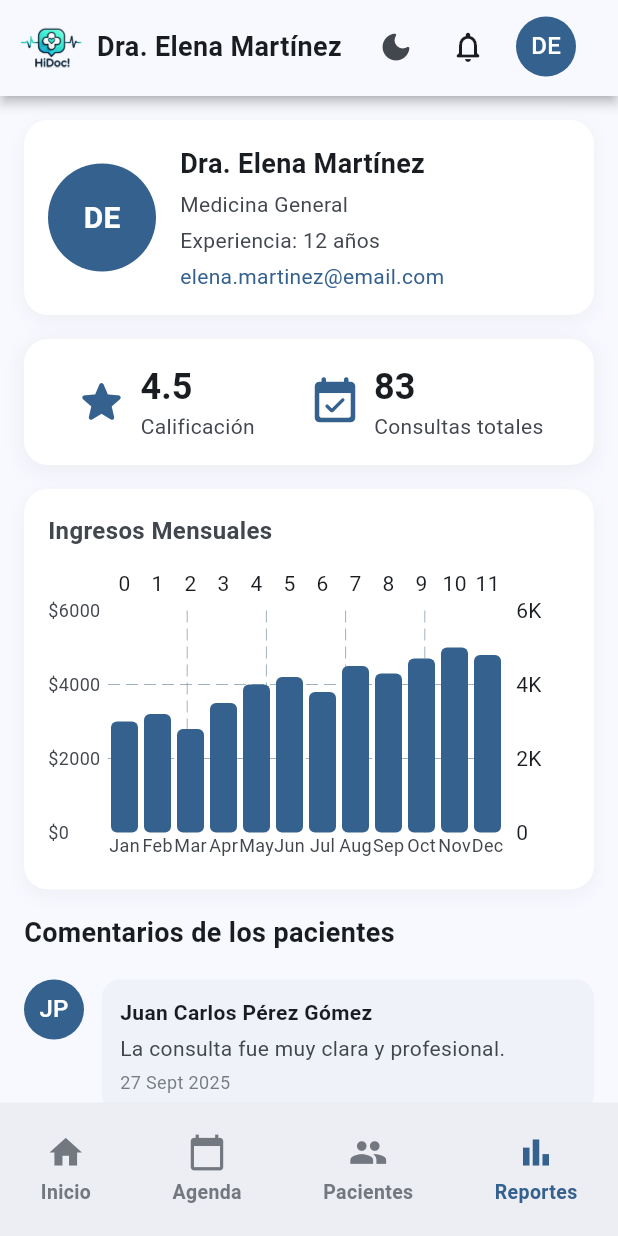
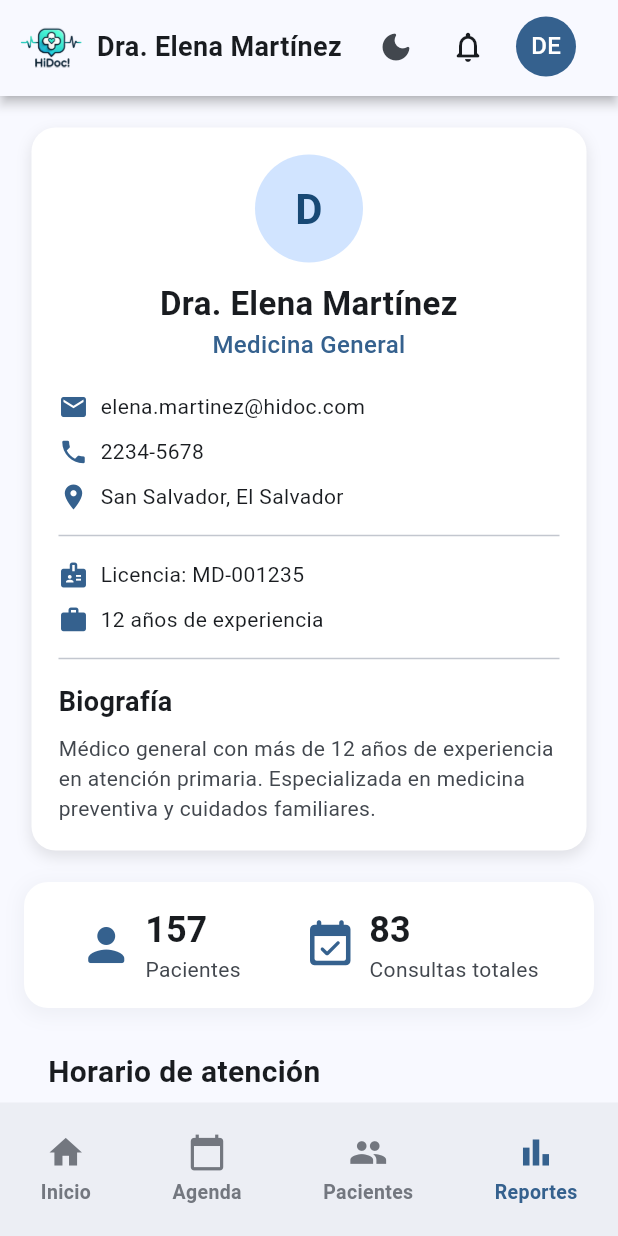
Before and after one commit to ValeriaCastro04/proyecto_hidoc, a Flutter app: the ReportesScreen screen opened by its route, on a phone screen of 412 x 824 dp. Run offline on Flutter 3.47's test engine with Material 3 defaults, Android fonts, the light colour scheme and no system bars; drawn by our look-alikes of fl_chart; our stand-ins replace flutter_riverpod, go_router.

Commit message:
Pantalla de reportes

```diff
--- a/lib/features/doctor/screen/agenda_screen.dart
+++ b/lib/features/doctor/screen/agenda_screen.dart
@@ -5,6 +5,7 @@ import 'package:proyecto_hidoc/common/shared_widgets/footer_group.dart';
 import 'package:proyecto_hidoc/common/shared_widgets/header_bar.dart';
 import 'package:proyecto_hidoc/features/doctor/widgets/list/patients.dart';
 import 'package:proyecto_hidoc/common/shared_widgets/theme_toggle_button.dart';
+import 'package:proyecto_hidoc/features/doctor/widgets/list/doctor.dart';
 
 class AgendaScreen extends StatefulWidget {
   static const String name = 'agenda_screen';
@@ -99,11 +100,12 @@ class _AgendaScreenState extends State<AgendaScreen> {
   Widget build(BuildContext context) {
     final colors = Theme.of(context).colorScheme;
     final appointments = _getAppointmentsForDay(_selectedDay);
-    final String name = 'Dra. Elena Martínez';
+    final doctor = Doctor;
+    final String doctorName = doctor[0]['name'];
     return Scaffold(
       appBar: HeaderBar.brand(
         logoAsset: 'assets/brand/hidoc_logo.png',
-        title: name,
+        title: doctorName,
         actions: [
           ThemeToggleButton(),
           IconButton(
@@ -118,7 +120,7 @@ class _AgendaScreenState extends State<AgendaScreen> {
             backgroundColor: colors.primary,
             foregroundColor: colors.onPrimary,
             child: Text(
-              name.split(' ').map((e) => e[0]).take(2).join(),
+              doctorName.split(' ').map((e) => e[0]).take(2).join(),
             ),
           ),
           const SizedBox(width: 16),
--- a/lib/features/doctor/screen/homedoctor_screen.dart
+++ b/lib/features/doctor/screen/homedoctor_screen.dart
@@ -10,6 +10,7 @@ import 'package:proyecto_hidoc/common/shared_widgets/recent_activity.dart';
 import 'package:proyecto_hidoc/features/doctor/widgets/list/activities.dart';
 import 'package:proyecto_hidoc/features/doctor/widgets/list/summary_card_list.dart';
 import 'package:proyecto_hidoc/common/shared_widgets/theme_toggle_button.dart';
+import 'package:proyecto_hidoc/features/doctor/widgets/list/doctor.dart';
 
 class HomeDoctorScreen extends StatelessWidget {
   static const String name = 'homedoctor_screen';
@@ -18,11 +19,13 @@ class HomeDoctorScreen extends StatelessWidget {
   @override
   Widget build(BuildContext context) {
     final colors = Theme.of(context).colorScheme;
-    const String name = 'Dra. Elena Martínez';
+    final doctor = Doctor;
+    final String doctorName = doctor[0]['name'];
+
     return Scaffold(
       appBar: HeaderBar.brand(
         logoAsset: 'assets/brand/hidoc_logo.png',
-        title: name,
+        title: doctor[0]['name'],
         actions: [
           ThemeToggleButton(),
           IconButton(
@@ -34,7 +37,7 @@ class HomeDoctorScreen extends StatelessWidget {
             backgroundColor: colors.primary,
             foregroundColor: colors.onPrimary,
             child: Text(
-              name.split(' ').map((e) => e[0]).take(2).join(),
+              doctorName.split(' ').map((e) => e[0]).take(2).join(),
             ),
           ),
           const SizedBox(width: 16),
--- a/lib/features/doctor/screen/pacientes_screen.dart
+++ b/lib/features/doctor/screen/pacientes_screen.dart
@@ -6,6 +6,7 @@ import 'package:proyecto_hidoc/features/doctor/widgets/list/footer_doctor.dart';
 import 'package:proyecto_hidoc/features/doctor/widgets/list/patients.dart';
 import 'patient_history_screen.dart';
 import 'package:proyecto_hidoc/common/shared_widgets/theme_toggle_button.dart';
+import 'package:proyecto_hidoc/features/doctor/widgets/list/doctor.dart';
 
 class PacientesScreen extends StatefulWidget {
   static const String name = 'pacientes_screen';
@@ -49,11 +50,12 @@ class _PacientesScreenState extends State<PacientesScreen> {
   @override
   Widget build(BuildContext context) {
     final colors = Theme.of(context).colorScheme;
-    const String name = 'Dra. Elena Martínez';
+    final doctor = Doctor;
+    final String doctorName = doctor[0]['name'];
     return Scaffold(
       appBar: HeaderBar.brand(
         logoAsset: 'assets/brand/hidoc_logo.png',
-        title: name,
+        title: doctor[0]['name'],
         actions: [
           ThemeToggleButton(),
           IconButton(
@@ -66,7 +68,7 @@ class _PacientesScreenState extends State<PacientesScreen> {
             backgroundColor: colors.primary,
             foregroundColor: colors.onPrimary,
             child: Text(
-              name.split(' ').map((e) => e[0]).take(2).join(),
+              doctorName.split(' ').map((e) => e[0]).take(2).join(),
             ),
           ),
           const SizedBox(width: 16),
--- a/lib/features/doctor/screen/reportes_screen.dart
+++ b/lib/features/doctor/screen/reportes_screen.dart
@@ -5,9 +5,12 @@ import 'package:proyecto_hidoc/common/shared_widgets/header_bar.dart';
 import 'package:proyecto_hidoc/features/doctor/widgets/summary_card.dart';
 import 'package:proyecto_hidoc/features/doctor/widgets/list/summary_card_list.dart';
 import 'package:proyecto_hidoc/features/doctor/widgets/patient_comment.dart';
-import 'package:proyecto_hidoc/features/doctor/widgets/info_card.dart';
 import 'package:proyecto_hidoc/features/doctor/widgets/montly_income_card.dart';
 import 'package:proyecto_hidoc/common/shared_widgets/theme_toggle_button.dart';
+import 'package:proyecto_hidoc/features/doctor/widgets/list/doctor.dart';
+import 'package:proyecto_hidoc/features/doctor/widgets/doctor_infor.dart';
+import 'package:proyecto_hidoc/features/doctor/widgets/doctor_schedule.dart';
+import 'package:proyecto_hidoc/features/doctor/widgets/doctor_studies.dart';
 
 class ReportesScreen extends StatelessWidget {
   static const String name = 'reportes_screen';
@@ -16,15 +19,20 @@ class ReportesScreen extends StatelessWidget {
   @override
   Widget build(BuildContext context) {
     final colors = Theme.of(context).colorScheme;
+    final doctor = Doctor[0]; // Tomamos el primer doctor
+    final profileTabs = doctor['profile_tabs'];
+    final String doctorName = doctor['name'];
+
+    // Ingresos simulados
     final List<double> ingresos = [
       3000, 3200, 2800, 3500, 4000, 4200,
       3800, 4500, 4300, 4700, 5000, 4800,
     ];
-    const String name = 'Dra. Elena Martínez';
+
     return Scaffold(
       appBar: HeaderBar.brand(
         logoAsset: 'assets/brand/hidoc_logo.png',
-        title: name,
+        title: doctorName,
         actions: [
           ThemeToggleButton(),
           IconButton(
@@ -39,7 +47,7 @@ class ReportesScreen extends StatelessWidget {
             backgroundColor: colors.primary,
             foregroundColor: colors.onPrimary,
             child: Text(
-              name.split(' ').map((e) => e[0]).take(2).join(),
+              doctorName.split(' ').map((e) => e[0]).take(2).join(),
             ),
           ),
           const SizedBox(width: 16),
@@ -50,22 +58,33 @@ class ReportesScreen extends StatelessWidget {
           padding: const EdgeInsets.all(16),
           child: Column(
             children: [
-              // Información del doctor
-              DoctorInfoCard(
-                name: 'Dra. Elena Martínez',
-                specialty: 'Medicina General',
-                yearsExperience: 12,
-                email: 'elena.martinez@email.com',
-              ),
+              // Información del doctor desde la lista
+              InfoTab(doctor: doctor),
               const SizedBox(height: 16),
+
+              // Resumen de reportes
               DoctorSummaryCard(items: reportSummaryItems),
               const SizedBox(height: 16),
 
+              // Horario del doctor
+              ScheduleTab(schedule: profileTabs['schedule']),
+              const SizedBox(height: 16),
+
+              // Diplomas del doctor
+              DiplomasTab(diplomas: profileTabs['diplomas']),
+              const SizedBox(height: 16),
+
+              // Comentarios de pacientes dinámicos
+              PatientCommentsCard(
+                title: "Reseñas de Pacientes",
+                comments: profileTabs['reviews'],
+              ),
+              const SizedBox(height: 16),
+
+              // Gráfica de ingresos
               MonthlyIncomeChart(monthlyIncome: ingresos),
               const SizedBox(height: 16),
 
-              // Comentarios de pacientes
-              PatientCommentsCard(),
             ],
           ),
         ),
--- /dev/null
+++ b/lib/features/doctor/widgets/doctor_infor.dart
@@ -0,0 +1,125 @@
+import 'package:flutter/material.dart';
+
+class InfoTab extends StatelessWidget {
+  final Map<String, dynamic> doctor;
+
+  const InfoTab({super.key, required this.doctor});
+
+  @override
+  Widget build(BuildContext context) {
+    final colors = Theme.of(context).colorScheme;
+
+    return Container(
+      margin: const EdgeInsets.all(5),
+      padding: const EdgeInsets.all(18),
+      decoration: BoxDecoration(
+        color: colors.onPrimary,
+        borderRadius: BorderRadius.circular(16),
+        boxShadow: [
+          BoxShadow(
+            color: colors.shadow.withOpacity(0.1),
+            blurRadius: 8,
+            offset: const Offset(0, 4),
+          ),
+        ],
+      ),
+      child: Column(
+        crossAxisAlignment: CrossAxisAlignment.center,
+        children: [
+          // Avatar con iniciales
+          CircleAvatar(
+            radius: 36,
+            backgroundColor: colors.primaryContainer,
+            child: Text(
+              (doctor['name'] ?? 'Dr')[0], // Primera letra del nombre
+              style: TextStyle(
+                fontSize: 28,
+                fontWeight: FontWeight.bold,
+                color: colors.onPrimaryContainer,
+              ),
+            ),
+          ),
+          const SizedBox(height: 12),
+
+          // Nombre
+          Text(
+            doctor['name'] ?? '',
+            textAlign: TextAlign.center,
+            style: TextStyle(
+              fontSize: 22,
+              fontWeight: FontWeight.bold,
+              color: colors.onSurface,
+            ),
+          ),
+
+          // Especialidad
+          Text(
+            doctor['specialty'] ?? '',
+            textAlign: TextAlign.center,
+            style: TextStyle(
+              fontSize: 16,
+              color: colors.primary,
+              fontWeight: FontWeight.w500,
+            ),
+          ),
+          const SizedBox(height: 20),
+
+          // Contacto
+          _buildInfoRow(Icons.email, doctor['email'] ?? '', colors),
+          const SizedBox(height: 10),
+          _buildInfoRow(Icons.phone, doctor['phone'] ?? '', colors),
+          const SizedBox(height: 10),
+          _buildInfoRow(Icons.location_on, doctor['location'] ?? '', colors),
+          const Divider(height: 32),
+
+          // Licencia y experiencia
+          _buildInfoRow(Icons.badge, "Licencia: ${doctor['license'] ?? ''}", colors),
+          const SizedBox(height: 10),
+          _buildInfoRow(Icons.work, "${doctor['years_experience'] ?? 0} años de experiencia", colors),
+          const Divider(height: 32),
+
+          // Biografía
+          Align(
+            alignment: Alignment.centerLeft,
+            child: Text(
+              "Biografía",
+              style: TextStyle(
+                fontSize: 18,
+                fontWeight: FontWeight.bold,
+                color: colors.onSurface,
+              ),
+            ),
+          ),
+          const SizedBox(height: 8),
+          Text(
+            doctor['biography'] ?? '',
+            style: TextStyle(
+              fontSize: 14,
+              color: colors.onSurfaceVariant,
+              height: 1.4,
+            ),
+          ),
+        ],
+      ),
+    );
+  }
+
+  /// Helper para filas de información con ícono
+  Widget _buildInfoRow(IconData icon, String text, ColorScheme colors) {
+    return Row(
+      children: [
+        Icon(icon, size: 20, color: colors.primary),
+        const SizedBox(width: 8),
+        Expanded(
+          child: Text(
+            text,
+            style: TextStyle(
+              fontSize: 14,
+              color: colors.onSurface,
+            ),
+          ),
+        ),
+      ],
+    );
+  }
+}
--- /dev/null
+++ b/lib/features/doctor/widgets/doctor_schedule.dart
@@ -0,0 +1,86 @@
+import 'package:flutter/material.dart';
+
+class ScheduleTab extends StatelessWidget {
+  final Map<String, dynamic> schedule;
+
+  const ScheduleTab({super.key, required this.schedule});
+
+  @override
+  Widget build(BuildContext context) {
+    final colors = Theme.of(context).colorScheme;
+
+    if (schedule.isEmpty) {
+      return Center(
+        child: Text(
+          "No hay horario definido",
+          style: TextStyle(color: colors.onSurfaceVariant),
+        ),
+      );
+    }
+
+    return Column(
+      crossAxisAlignment: CrossAxisAlignment.start,
+      children: [
+        Padding(
+          padding: const EdgeInsets.symmetric(horizontal: 16, vertical: 12),
+          child: Text(
+            "Horario de atención",
+            style: TextStyle(
+              fontSize: 20,
+              fontWeight: FontWeight.bold,
+            ),
+          ),
+        ),
+
+        ListView.separated(
+          shrinkWrap: true,
+          physics: const NeverScrollableScrollPhysics(), // 🔑 evita conflicto
+          padding: const EdgeInsets.symmetric(horizontal: 16),
+          itemCount: schedule.length,
+          separatorBuilder: (_, __) => const SizedBox(height: 8),
+          itemBuilder: (context, index) {
+            final entry = schedule.entries.elementAt(index);
+            final day = entry.key[0].toUpperCase() + entry.key.substring(1);
+            final hours = entry.value;
+
+            return Container(
+              padding: const EdgeInsets.symmetric(horizontal: 16, vertical: 12),
+
+              child: Row(
+                children: [
+                  Expanded(
+                    flex: 2,
+                    child: Text(
+                      day,
+                      style: TextStyle(
+                        fontSize: 16,
+                        fontWeight: FontWeight.bold,
+                        color: colors.primary,
+                      ),
+                    ),
+                  ),
+                  Expanded(
+                    flex: 3,
+                    child: Row(
+                      children: [
+                        const Icon(Icons.access_time, size: 18),
+                        const SizedBox(width: 6),
+                        Text(
+                          hours,
+                          style: TextStyle(
+                            fontSize: 14,
+                            color: colors.onSurface,
+                          ),
+                        ),
+                      ],
+                    ),
+                  ),
+                ],
+              ),
+            );
+          },
+        ),
+      ],
+    );
+  }
+}
--- /dev/null
+++ b/lib/features/doctor/widgets/doctor_studies.dart
@@ -0,0 +1,39 @@
+import 'package:flutter/material.dart';
+
+class DiplomasTab extends StatelessWidget {
+  final List<dynamic> diplomas;
+
+  const DiplomasTab({super.key, required this.diplomas});
+
+  @override
+  Widget build(BuildContext context) {
+    final colors = Theme.of(context).colorScheme;
+
+    if (diplomas.isEmpty) {
+      return Center(
+        child: Text(
+          "No hay diplomas registrados",
+          style: TextStyle(color: colors.onSurfaceVariant),
+        ),
+      );
+    }
+
+    return Column(
+      crossAxisAlignment: CrossAxisAlignment.start,
+      children: [
+        const Text(
+          "Diplomas",
+          style: TextStyle(fontSize: 18, fontWeight: FontWeight.bold),
+        ),
+        const SizedBox(height: 12),
+        ...diplomas.map((diploma) {
+          return ListTile(
+            leading: const Icon(Icons.school, color: Colors.blue),
+            title: Text(diploma['title']),
+            subtitle: Text("${diploma['institution']}, ${diploma['year']}"),
+          );
+        }).toList(),
+      ],
+    );
+  }
+}
--- /dev/null
+++ b/lib/features/doctor/widgets/list/doctor.dart
@@ -0,0 +1,39 @@
+import 'package:proyecto_hidoc/features/doctor/widgets/list/patients_comments.dart';
+
+final List<Map<String, dynamic>> Doctor = [
+  {
+    "doctor_id": "DR-001235",
+    "name": "Dra. Elena Martínez",
+    "specialty": "Medicina General",
+    "email": "elena.martinez@hidoc.com",
+    "phone": "2234-5678",
+    "location": "San Salvador, El Salvador",
+    "biography": "Médico general con más de 12 años de experiencia en atención primaria. Especializada en medicina preventiva y cuidados familiares.",
+    "years_experience": 12,
+    "license": "MD-001235",
+    "profile_tabs": {
+      "diplomas": [
+        {
+          "title": "Especialidad en Medicina Familiar",
+          "institution": "Universidad Nacional de El Salvador",
+          "year": 2015
+        },
+        {
+          "title": "Certificación en Soporte Vital Avanzado",
+          "institution": "Asociación Médica Salvadoreña",
+          "year": 2020
+        }
+      ],
+      "reviews": patientComments,
+      "schedule": {
+        "monday": "8:00 AM - 12:00 PM \n2:00 PM - 5:00 PM",
+        "tuesday": "8:00 AM - 12:00 PM",
+        "wednesday": "8:00 AM - 12:00 PM \n2:00 PM - 5:00 PM",
+        "thursday": "8:00 AM - 12:00 PM",
+        "friday": "8:00 AM - 12:00 PM \n2:00 PM - 4:00 PM",
+        "saturday": "Cerrado",
+        "sunday": "Cerrado"
+      }
+    }
+  },
+];
--- a/lib/features/doctor/widgets/list/summary_card_list.dart
+++ b/lib/features/doctor/widgets/list/summary_card_list.dart
@@ -16,9 +16,9 @@ final List<SummaryItem> summaryItems = [
 
 final List<SummaryItem> reportSummaryItems = [
   SummaryItem(
-    icon: Icons.star_rounded,
-    label: 'Calificación',
-    value: '4.5',
+    icon: Icons.person_rounded,
+    label: 'Pacientes',
+    value: '157',
   ),
   SummaryItem(
     icon: Icons.event_available_rounded,
--- a/lib/features/doctor/widgets/patient_comment.dart
+++ b/lib/features/doctor/widgets/patient_comment.dart
@@ -1,18 +1,28 @@
 import 'package:flutter/material.dart';
 import 'package:proyecto_hidoc/features/doctor/widgets/list/patients.dart';
-import 'package:proyecto_hidoc/features/doctor/widgets/list/patients_comments.dart';
 
 class PatientCommentsCard extends StatelessWidget {
   final String title;
+  final List<Map<String, dynamic>> comments; // Lista de comentarios
 
   const PatientCommentsCard({
     super.key,
     this.title = "Comentarios de los pacientes",
+    this.comments = const [], // Valor por defecto
   });
 
   @override
   Widget build(BuildContext context) {
     final colors = Theme.of(context).colorScheme;
+
+    if (comments.isEmpty) {
+      return Center(
+        child: Text(
+          "No hay comentarios disponibles",
+          style: TextStyle(color: colors.onSurfaceVariant),
+        ),
+      );
+    }
 
     return Column(
       crossAxisAlignment: CrossAxisAlignment.start,
@@ -26,14 +36,10 @@ class PatientCommentsCard extends StatelessWidget {
           ),
         ),
         const SizedBox(height: 12),
-        ListView.builder(
-          physics: const NeverScrollableScrollPhysics(),
-          shrinkWrap: true,
-          itemCount: patientComments.length,
-          itemBuilder: (context, index) {
-            final commentData = patientComments[index];
+        // Reemplazamos ListView.builder por Column para evitar tamaño infinito
+        Column(
+          children: comments.map((commentData) {
             final patient = Patients[commentData['patientIndex']];
-
             return Container(
               margin: const EdgeInsets.symmetric(vertical: 6),
               child: Row(
@@ -84,7 +90,7 @@ class PatientCommentsCard extends StatelessWidget {
                 ],
               ),
             );
-          },
+          }).toList(),
         ),
       ],
     );
```
Also changed, not shown: lib/features/doctor/screen/patient_history_screen.dart (+7 -5 lines).
